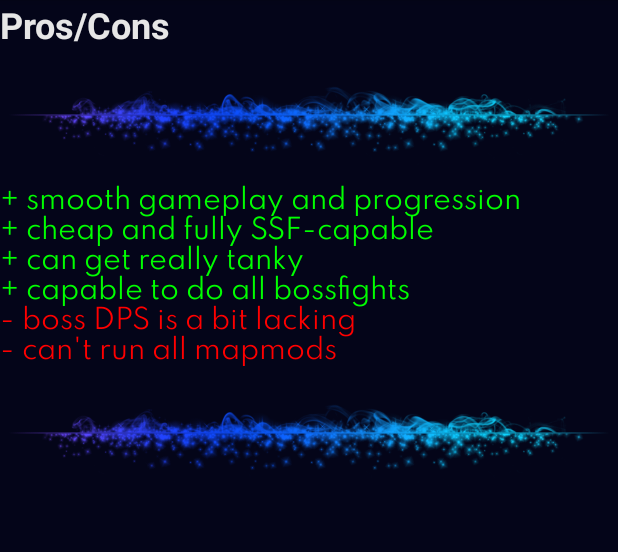
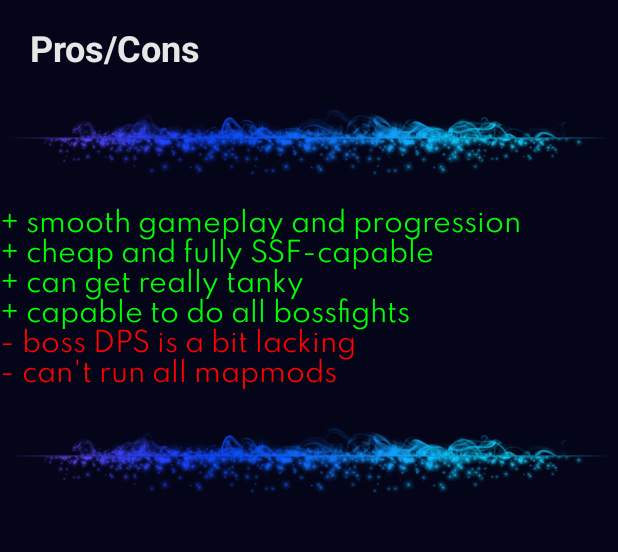
Before and after one commit to SaienkoDmytro/Enki, an Android app: the Text_Content_Activity screen opened directly, with no data from a screen before it, on a phone screen of 412 x 824 dp, the part 84-636 px from its top. Run offline under Robolectric (Android 15) with nearby library versions, the phone set to English and light mode, and no system bars; our stand-ins replace AdMob.

Commit message:
change style2 + ban

```diff
--- a/app/build.gradle
+++ b/app/build.gradle
@@ -34,5 +34,5 @@ dependencies {
     testImplementation 'junit:junit:4.12'
     androidTestImplementation 'androidx.test.ext:junit:1.1.1'
     androidTestImplementation 'androidx.test.espresso:espresso-core:3.2.0'
-
+    implementation 'com.google.android.gms:play-services-ads:19.2.0'
 }
--- a/app/src/main/AndroidManifest.xml
+++ b/app/src/main/AndroidManifest.xml
@@ -22,6 +22,10 @@
         <activity android:name=".Text_Content_Activity" />
         <activity android:name=".MainActivity" android:theme="@style/AppTheme.NoActionBar"/>
         <activity android:name=".Settings.settingsActivity" />
+        <!-- Sample AdMob App ID: ca-app-pub-3940256099942544~3347511713 -->
+        <meta-data
+            android:name="com.google.android.gms.ads.APPLICATION_ID"
+            android:value="ca-app-pub-3940256099942544~3347511713"/>
     </application>
 
 </manifest>
--- a/app/src/main/java/com/example/test1/Text_Content_Activity.java
+++ b/app/src/main/java/com/example/test1/Text_Content_Activity.java
@@ -5,7 +5,9 @@ import android.content.SharedPreferences;
 import android.graphics.Typeface;
 import android.os.Bundle;
 import android.preference.PreferenceManager;
+import android.text.SpannableStringBuilder;
 import android.text.method.LinkMovementMethod;
+import android.text.style.ImageSpan;
 import android.view.MenuItem;
 import android.widget.ImageView;
 import android.widget.TextView;
@@ -15,8 +17,13 @@ import androidx.annotation.Nullable;
 import androidx.appcompat.app.ActionBar;
 import androidx.appcompat.app.AppCompatActivity;
 
+import com.google.android.gms.ads.AdListener;
+import com.google.android.gms.ads.AdRequest;
+import com.google.android.gms.ads.AdView;
+
 public class Text_Content_Activity extends AppCompatActivity {
     private int category;
+    private AdView mAdView;
     private SharedPreferences def_pref;
     private ActionBar actionBar;
     private TextView text_content, text_content1;
@@ -57,6 +64,42 @@ public class Text_Content_Activity extends AppCompatActivity {
         text_content1.setMovementMethod(LinkMovementMethod.getInstance());
         reciveIntent();
         init();
+        mAdView = findViewById(R.id.adView);
+        AdRequest adRequest = new AdRequest.Builder().build();
+        mAdView.loadAd(adRequest);
+        mAdView.setAdListener(new AdListener() {
+            @Override
+            public void onAdLoaded() {
+                // Code to be executed when an ad finishes loading.
+            }
+
+            @Override
+            public void onAdFailedToLoad(int errorCode) {
+                // Code to be executed when an ad request fails.
+            }
+
+            @Override
+            public void onAdOpened() {
+                // Code to be executed when an ad opens an overlay that
+                // covers the screen.
+            }
+
+            @Override
+            public void onAdClicked() {
+                // Code to be executed when the user clicks on an ad.
+            }
+
+            @Override
+            public void onAdLeftApplication() {
+                // Code to be executed when the user has left the app.
+            }
+
+            @Override
+            public void onAdClosed() {
+                // Code to be executed when the user is about to return
+                // to the app after tapping on an ad.
+            }
+        });
     }
     private void reciveIntent() {
 Intent i = getIntent();
--- a/app/src/main/res/drawable-anydpi/ic_gear.xml
+++ b/app/src/main/res/drawable-anydpi/ic_gear.xml
@@ -11,6 +11,6 @@
       android:translateY="-1.0909091">
     <path
         android:fillColor="@android:color/white"
-        android:pathData="M12,2C8.14,2 5,5.14 5,9c0,5.25 7,13 7,13s7,-7.75 7,-13c0,-3.86 -3.14,-7 -7,-7zM16,10h-3v3h-2v-3L8,10L8,8h3L11,5h2v3h3v2z"/>
+        android:pathData="M12,2c1.1,0 2,0.9 2,2s-0.9,2 -2,2 -2,-0.9 -2,-2 0.9,-2 2,-2zM21,9h-6v13h-2v-6h-2v6L9,22L9,9L3,9L3,7h18v2z"/>
   </group>
 </vector>
--- a/app/src/main/res/layout/activity_main.xml
+++ b/app/src/main/res/layout/activity_main.xml
@@ -13,6 +13,7 @@
         android:layout_width="match_parent"
         android:layout_height="match_parent" />
 
+
     <com.google.android.material.navigation.NavigationView
         android:id="@+id/nav_view"
         android:layout_width="wrap_content"
@@ -23,4 +24,5 @@
         app:headerLayout="@layout/nav_header_main"
         app:itemTextColor="@color/colorText"
         app:menu="@menu/activity_main_drawer" />
+
 </androidx.drawerlayout.widget.DrawerLayout>
--- a/app/src/main/res/layout/text_content.xml
+++ b/app/src/main/res/layout/text_content.xml
@@ -23,10 +23,13 @@
                 android:id="@+id/array_name"
                 android:layout_width="match_parent"
                 android:layout_height="wrap_content"
-                android:text="@string/Youtube"
+                android:layout_marginLeft="20dp"
+                android:layout_marginTop="15dp"
+                android:layout_marginRight="20dp"
+                android:text="Youtube"
                 android:textColor="@color/colorText"
-                android:textStyle="bold"
-                android:textSize="24sp" />
+                android:textSize="24sp"
+                android:textStyle="bold" />
 
             <ImageView
                 android:id="@+id/imageView2"
@@ -50,6 +53,14 @@
                 android:layout_height="80dp"
                 app:srcCompat="@drawable/line" />
 
+            <com.google.android.gms.ads.AdView
+                android:id="@+id/adView"
+                android:layout_width="match_parent"
+                android:layout_height="35dp"
+                android:layout_alignParentBottom="true"
+                android:layout_centerHorizontal="true"
+                app:adSize="BANNER"
+                app:adUnitId="ca-app-pub-3940256099942544/6300978111"></com.google.android.gms.ads.AdView>
         </LinearLayout>
     </ScrollView>
 </androidx.constraintlayout.widget.ConstraintLayout>
--- a/app/src/main/res/values/strings.xml
+++ b/app/src/main/res/values/strings.xml
@@ -11,14 +11,12 @@
     <string name="menu_pob">Path of Building</string>
     <string name="menu_about">About this Build</string>
     <string name="menu_leveling">Leveling this Build</string>
-    <string name="menu_passive">Passive Tree, Ascendancy, Pantheon</string>
+    <string name="menu_passive">Passive Tree, Ascendancy</string>
     <string name="menu_gem">Gem Setup</string>
     <string name="menu_gear">Gear, Jewels, Flasks</string>
     <string name="menu_mapping">Mapping, Bossfights</string>
     <string name="settings_menu1">Text settings</string>
     <string name="text_size">Text size</string>
-    <string name="Youtube">Youtube</string>
-    <string name="Twitch">Twitch</string>
     <string name="text_video"> <a href="https://www.youtube.com/watch?v=Qfoogi5j4IM">Elder</a> \n <a href="https://www.youtube.com/watch?v=uml3Fr5cEro">Shaper</a> \n <a href="https://www.youtube.com/watch?v=81_gQ-4ZZ6c">Uber Elder</a> \n <a href="https://www.youtube.com/watch?v=lwcSiBrRaQE">Juiced T16 Toxic Sewer</a> \n <i>Will eventually record more when I have time!</i> </string>
     <string name="text_video1">I\'m also going to start in Harvest SSFHC with this build live at <a href="https://www.twitch.tv/enki91">twitch.tv/enki91</a></string>
     <string name="text_PB">Path of Building link and Browser Version\n<a href="https://pastebin.com/r3EEZjCa">Link to build</a> (<b><i>read the Notes after importing!</i></b>)\n<a href="https://pob.party/">Browser Version</a>\n<b><i>I know that some people jump straight to the PoB without ever reading the guide, which often leads to failure and is then blamed on the build. Don\'t be that person!</i></b>\nI\'ve invested lots of time into this guide and find it very rude when people just disregard that
```
Also changed, not shown: app/src/main/res/drawable-anydpi/ic_asc.xml (+17 -5 lines), app/src/main/res/layout/app_bar_main.xml (+10 -0 lines), app/src/main/res/drawable-v24/sep_line.png (deleted), app/src/main/res/drawable-v24/twitch.jpg (deleted), app/src/main/res/drawable-v24/youtube.jpg (deleted).
